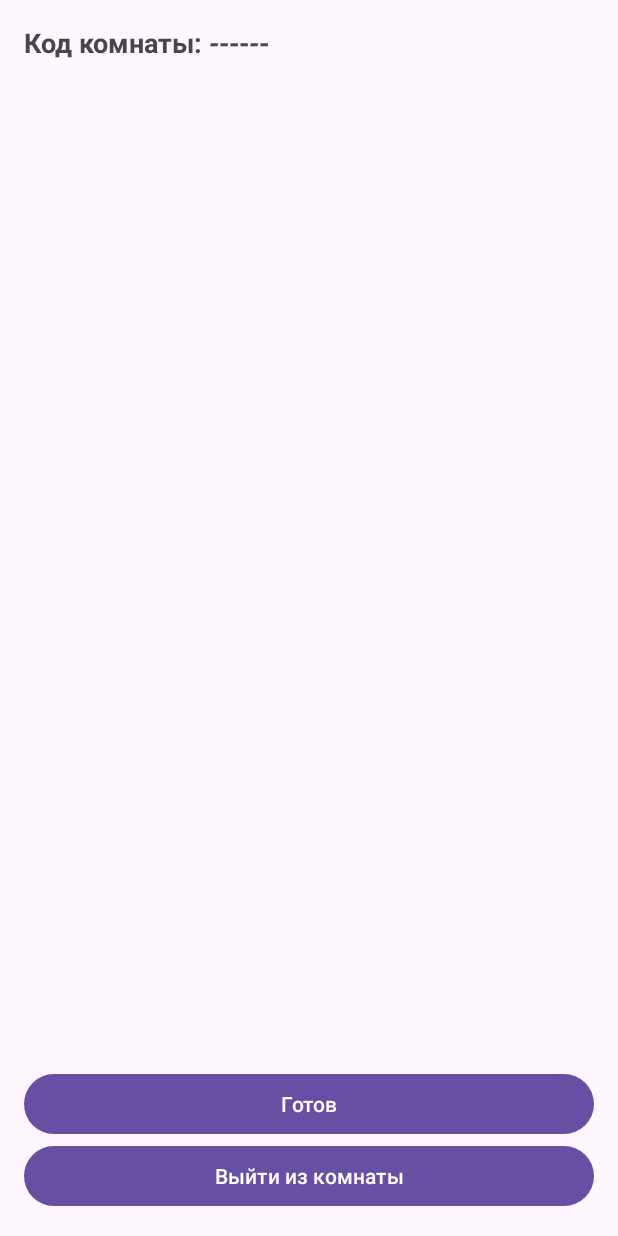
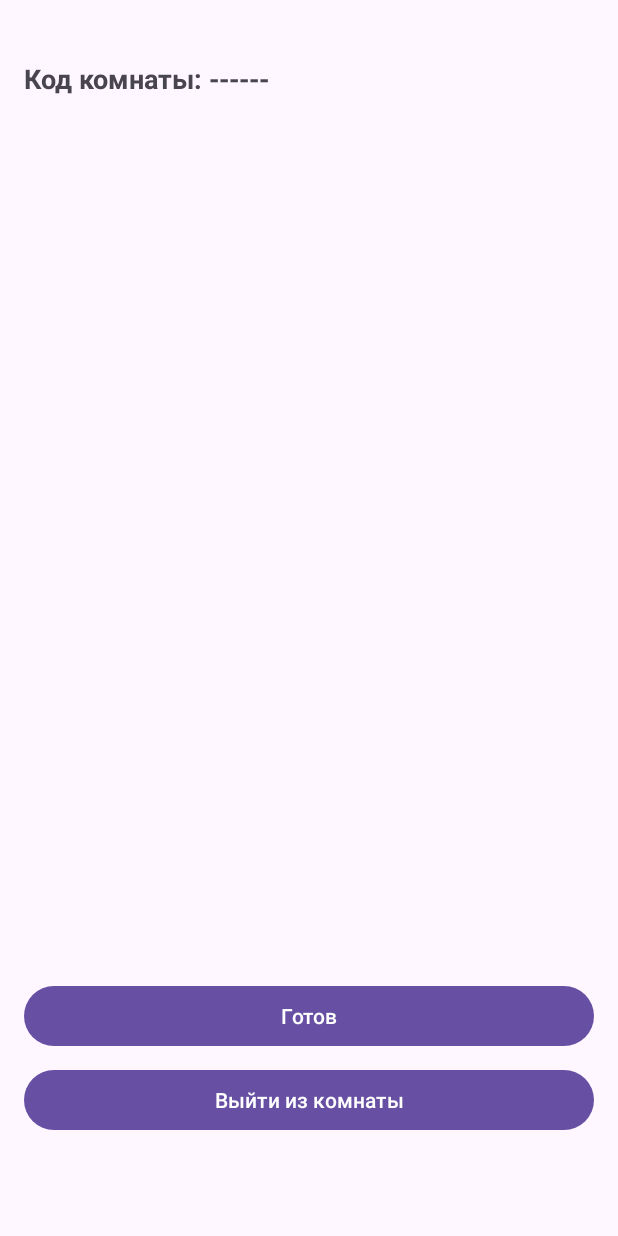
Before and after one commit to AdAndRoll/Movie_Match, an Android app: the RoomActivity screen opened directly, with no data from a screen before it, on a phone screen of 412 x 824 dp. Run offline under Robolectric (Android 15) with nearby library versions, the phone set to English and light mode, and no system bars; libraries missing offline, so code that uses them is left out: io.github.jan.supabase; 6 statements that could not run were skipped.

Commit message:
пофиксил визуал комнаты, поправил название

```diff
--- a/app/src/main/AndroidManifest.xml
+++ b/app/src/main/AndroidManifest.xml
@@ -8,7 +8,7 @@
         android:dataExtractionRules="@xml/data_extraction_rules"
         android:fullBackupContent="@xml/backup_rules"
         android:icon="@mipmap/ic_launcher"
-        android:label="@string/app_name"
+        android:label="MovieMatch"
         android:roundIcon="@mipmap/ic_launcher_round"
         android:supportsRtl="true"
         android:theme="@style/Theme.Try2"
--- a/app/src/main/res/layout/activity_room.xml
+++ b/app/src/main/res/layout/activity_room.xml
@@ -1,49 +1,65 @@
 <?xml version="1.0" encoding="utf-8"?>
-<LinearLayout xmlns:android="http://schemas.android.com/apk/res/android"
+<ScrollView xmlns:android="http://schemas.android.com/apk/res/android"
     xmlns:app="http://schemas.android.com/apk/res-auto"
-    android:orientation="vertical"
-    android:padding="16dp"
     android:layout_width="match_parent"
-    android:layout_height="match_parent">
+    android:layout_height="match_parent"
+    android:fillViewport="true"
+    android:fitsSystemWindows="true">
 
+    <LinearLayout
+        android:orientation="vertical"
+        android:padding="16dp"
+        android:paddingBottom="32dp"
+        android:layout_width="match_parent"
+        android:layout_height="wrap_content">
+
+    <!-- Код комнаты с отступом сверху -->
     <TextView
         android:id="@+id/tvRoomCode"
-        android:textSize="18sp"
-        android:textStyle="bold"
         android:layout_width="wrap_content"
         android:layout_height="wrap_content"
-        android:text="Код комнаты: ------" />
+        android:layout_marginTop="24dp"
+        android:text="Код комнаты: ------"
+        android:textSize="18sp"
+        android:textStyle="bold" />
 
+    <!-- RecyclerView с уменьшенным весом -->
     <androidx.recyclerview.widget.RecyclerView
         android:id="@+id/rvUsers"
         android:layout_width="match_parent"
         android:layout_height="0dp"
-        android:layout_weight="1"
-        android:layout_marginTop="12dp" />
+        android:layout_marginTop="12dp"
+        android:layout_weight="0.7"/>
 
+    <!-- TextView для отсчета -->
     <TextView
         android:id="@+id/countdownTextView"
         android:layout_width="wrap_content"
         android:layout_height="wrap_content"
+        android:layout_gravity="center"
+        android:layout_marginTop="16dp"
         android:text=""
+        android:textColor="@android:color/black"
         android:textSize="18sp"
-        android:textColor="@android:color/black"
-        android:visibility="gone"
-        android:layout_gravity="center"
-        android:layout_marginTop="16dp" />
+        android:visibility="gone" />
+
+    <!-- Кнопка "Готов" -->
     <Button
         android:id="@+id/btnReady"
         android:layout_width="match_parent"
         android:layout_height="wrap_content"
+        android:layout_marginTop="16dp"
         android:text="Готов" />
 
+    <!-- Кнопка "Выйти" с дополнительным отступом -->
     <Button
         android:id="@+id/btnExit"
         android:layout_width="match_parent"
         android:layout_height="wrap_content"
-
+        android:layout_marginTop="8dp"
+        android:layout_marginBottom="50dp"
         android:text="Выйти из комнаты"
         android:textColor="@color/white" />
 
-
 </LinearLayout>
+    </ScrollView>
```
